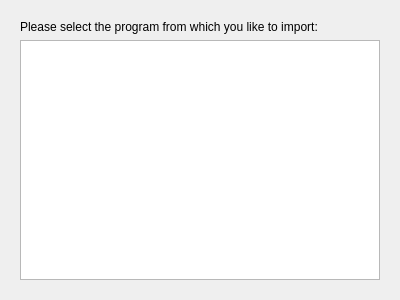
This is importwizard/ui/selectprogrampage.ui in KDE/kdepim as Qt 5 draws it before an edit. The edited form follows.
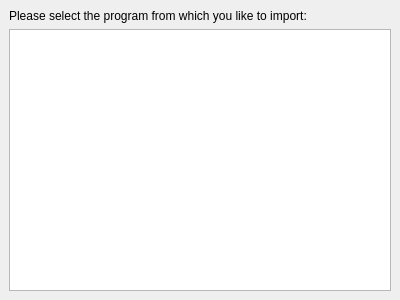
This is the edited form.

Commit message: Remove double margin

Patch:
```diff
--- a/importwizard/ui/selectprogrampage.ui
+++ b/importwizard/ui/selectprogrampage.ui
@@ -11,6 +11,12 @@
    </rect>
   </property>
   <layout class="QVBoxLayout" name="verticalLayout">
+   <property name="spacing">
+    <number>0</number>
+   </property>
+   <property name="margin">
+    <number>0</number>
+   </property>
    <item>
     <widget class="QStackedWidget" name="stackedWidget">
      <property name="currentIndex">
```
The commit also changes 1 other file.
